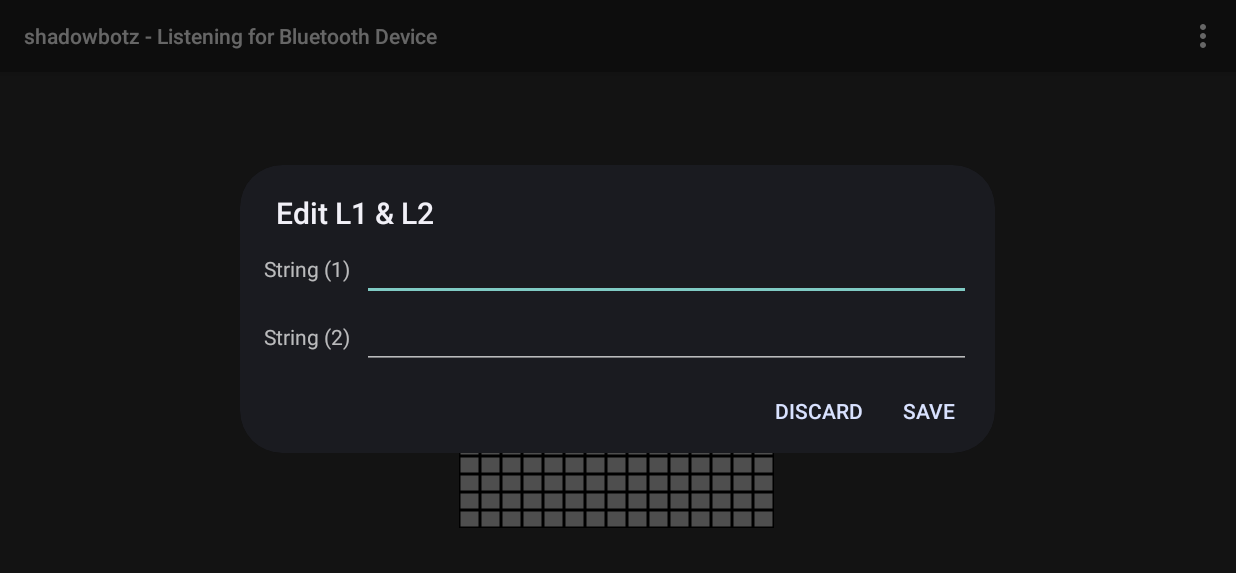
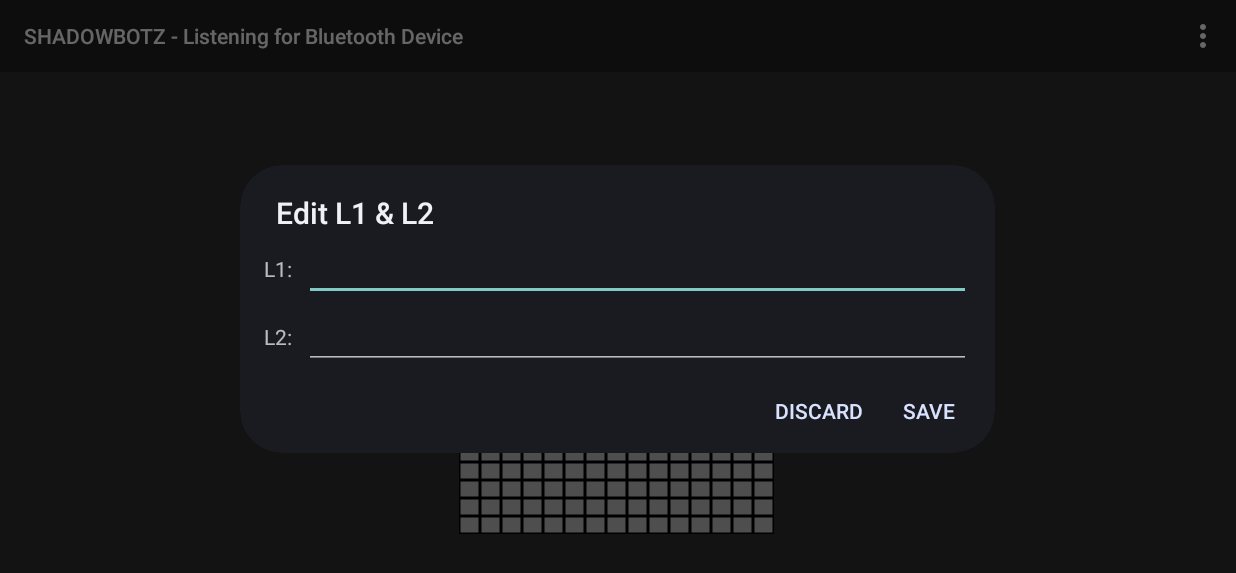
Before and after one commit to hdgwee/scse.cz3004.2018.s1.g11, an Android app: the screen it shows after launch (MainActivity), in the options menu, after a tap on "Persistent Storage", on a phone screen of 824 x 412 dp (held sideways). Shown: the top 573 px of the screen. Run offline under Robolectric (Android 15) with nearby library versions, the phone set to English and light mode, and no system bars; libraries missing offline, so code that uses them is left out: com.andretietz.android, io.realm; plain views replace DirectionView; 3 statements that could not run were skipped.

Commit message:
Minor UI update

```diff
--- a/app/src/main/java/shadowbotz/shadowbotz/View/Bluetooth/BluetoothMessageLogFragment.java
+++ b/app/src/main/java/shadowbotz/shadowbotz/View/Bluetooth/BluetoothMessageLogFragment.java
@@ -102,8 +102,7 @@ public class BluetoothMessageLogFragment extends Fragment implements Observer {
                 // Send a message using content of the edit text widget
                 View view = getView();
                 if (null != view) {
-                    TextView textView = view.findViewById(R.id.editTextOutgoingMessage);
-                    String message = textView.getText().toString();
+                    String message = editTextOutgoingMessage.getText().toString();
                     sendMessage(message);
                     editTextOutgoingMessage.setText("");
                 }
@@ -136,6 +135,11 @@ public class BluetoothMessageLogFragment extends Fragment implements Observer {
     @Override
     public void onResume() {
         MainActivity.bluetoothSubject.register(this);
+
+        if(!Config.current_bluetooth_state.contains("Connected to")) {
+            buttonSend.setEnabled(false);
+            editTextOutgoingMessage.setEnabled(false);
+        }
 
         super.onResume();
     }
--- a/app/src/main/java/shadowbotz/shadowbotz/View/MainActivity.java
+++ b/app/src/main/java/shadowbotz/shadowbotz/View/MainActivity.java
@@ -73,6 +73,10 @@ public class MainActivity extends AppCompatActivity {
         });
 
         actionBar = getSupportActionBar();
+        if (actionBar != null) {
+            actionBar.setElevation(0);
+        }
+
         requestForAccessFineLocationPermission();
 
         bluetoothAdapter = BluetoothAdapter.getDefaultAdapter();
@@ -273,7 +277,7 @@ public class MainActivity extends AppCompatActivity {
                 }
 
                 if (actionBar != null) {
-                    actionBar.setTitle("shadowbotz - " + Config.current_bluetooth_state);
+                    actionBar.setTitle("SHADOWBOTZ - " + Config.current_bluetooth_state);
                 }
 
             } else if (msg.what == Config.MESSAGE_WRITE) {
--- a/app/src/main/res/layout/dialog_l1_l2.xml
+++ b/app/src/main/res/layout/dialog_l1_l2.xml
@@ -13,7 +13,7 @@
         android:weightSum="1">
 
         <TextView
-            android:text="String (1)"
+            android:text="L1:"
             android:id="@+id/textView"
             android:layout_width="wrap_content"
             android:layout_height="wrap_content"
@@ -37,7 +37,7 @@
         android:weightSum="1">
 
         <TextView
-            android:text="String (2)"
+            android:text="L2:"
             android:id="@+id/textView2"
             android:layout_width="wrap_content"
             android:layout_height="wrap_content"
--- a/app/src/main/res/layout/fragment_robot.xml
+++ b/app/src/main/res/layout/fragment_robot.xml
@@ -8,6 +8,7 @@
     <LinearLayout
         android:layout_width="match_parent"
         android:layout_height="match_parent"
+        android:paddingTop="8dp"
         android:orientation="horizontal"
         android:weightSum="1">
 
@@ -154,13 +155,34 @@
             <LinearLayout
                 android:layout_width="match_parent"
                 android:layout_height="wrap_content"
+                android:paddingStart="4dp"
+                android:orientation="vertical">
+
+                <Switch
+                    android:id="@+id/switchMovement"
+                    android:layout_width="match_parent"
+                    android:layout_height="wrap_content"
+                    android:text="Auto Movement" />
+
+
+                <Switch
+                    android:id="@+id/switchUpdate"
+                    android:layout_width="match_parent"
+                    android:layout_height="wrap_content"
+                    android:text="Auto Update" />
+
+            </LinearLayout>
+
+            <LinearLayout
+                android:layout_width="match_parent"
+                android:layout_height="wrap_content"
                 android:orientation="horizontal"
                 android:weightSum="1">
 
                 <Button
                     android:id="@+id/buttonL1"
                     android:background="@drawable/button_ghost"
-                    android:layout_width="wrap_content"
+                    android:layout_width="0dp"
                     android:layout_height="wrap_content"
                     android:text="L1"
                     android:layout_weight="0.5" />
@@ -168,30 +190,17 @@
                 <Button
                     android:id="@+id/buttonL2"
                     android:background="@drawable/button_ghost"
-                    android:layout_width="wrap_content"
+                    android:layout_width="0dp"
                     android:layout_height="wrap_content"
                     android:text="L2"
-                    tools:ignore="RtlCompat"
                     android:layout_weight="0.5" />
 
             </LinearLayout>
 
-            <Switch
-                android:id="@+id/switchMovement"
-                android:layout_width="match_parent"
-                android:layout_height="wrap_content"
-                android:text="Auto Movement" />
-
-
-            <Switch
-                android:id="@+id/switchUpdate"
-                android:layout_width="match_parent"
-                android:layout_height="wrap_content"
-                android:text="Auto Update" />
-
             <LinearLayout
                 android:layout_width="match_parent"
                 android:layout_height="wrap_content"
+                android:paddingTop="16dp"
                 android:gravity="center">
 
                 <com.andretietz.android.controller.DirectionView
@@ -209,6 +218,7 @@
 
                 <Button
                     android:id="@+id/buttonStart"
+                    android:background="@drawable/button_ghost"
                     android:layout_width="wrap_content"
                     android:layout_height="wrap_content"
                     android:layout_weight="0.5"
@@ -216,6 +226,7 @@
 
                 <Button
                     android:id="@+id/buttonStop"
+                    android:background="@drawable/button_ghost"
                     android:layout_width="wrap_content"
                     android:layout_height="wrap_content"
                     android:layout_weight="0.5"
```
